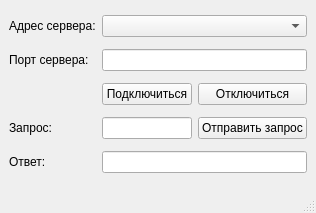
Old version of the form modbustcpclient.ui in the repository DenJonson/modbusTCP-client_qt.
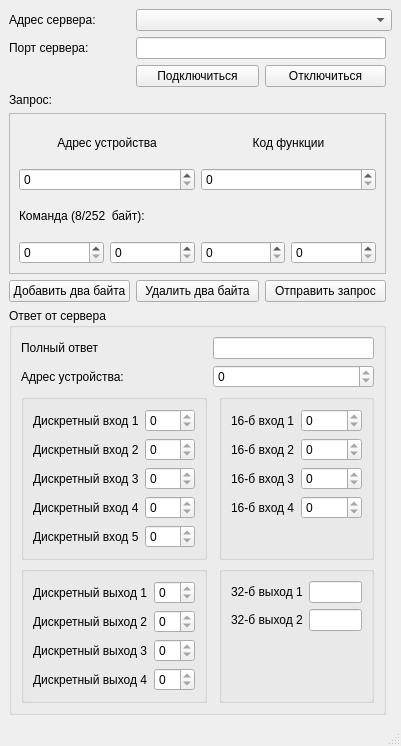
New version of the form.

Commit message: Add server readOnly UI + ui for custom command

Diff of the .ui file:
```diff
--- a/modbustcpclient.ui
+++ b/modbustcpclient.ui
@@ -6,8 +6,8 @@
    <rect>
     <x>0</x>
     <y>0</y>
-    <width>316</width>
-    <height>213</height>
+    <width>401</width>
+    <height>746</height>
    </rect>
   </property>
   <property name="windowTitle">
@@ -15,15 +15,6 @@
   </property>
   <widget class="QWidget" name="centralwidget">
    <layout class="QGridLayout" name="gridLayout">
-    <item row="1" column="1" colspan="2">
-     <widget class="QLineEdit" name="lePort"/>
-    </item>
-    <item row="3" column="1">
-     <widget class="QLineEdit" name="leRequest"/>
-    </item>
-    <item row="0" column="1" colspan="2">
-     <widget class="QComboBox" name="cbHostName"/>
-    </item>
     <item row="1" column="0">
      <widget class="QLabel" name="label_2">
       <property name="text">
@@ -31,13 +22,6 @@
       </property>
      </widget>
     </item>
-    <item row="3" column="2">
-     <widget class="QPushButton" name="pbSendRequest">
-      <property name="text">
-       <string>Отправить запрос</string>
-      </property>
-     </widget>
-    </item>
     <item row="0" column="0">
      <widget class="QLabel" name="label">
       <property name="text">
@@ -45,26 +29,8 @@
       </property>
      </widget>
     </item>
-    <item row="3" column="0">
-     <widget class="QLabel" name="label_3">
-      <property name="text">
-       <string>Запрос:</string>
-      </property>
-     </widget>
-    </item>
-    <item row="4" column="0">
-     <widget class="QLabel" name="label_4">
-      <property name="text">
-       <string>Ответ:</string>
-      </property>
-     </widget>
-    </item>
-    <item row="2" column="2">
-     <widget class="QPushButton" name="pbQuit">
-      <property name="text">
-       <string>Отключиться</string>
-      </property>
-     </widget>
+    <item row="0" column="1" colspan="3">
+     <widget class="QComboBox" name="cbHostName"/>
     </item>
     <item row="2" column="1">
      <widget class="QPushButton" name="pbConnect">
@@ -73,8 +39,411 @@
       </property>
      </widget>
     </item>
-    <item row="4" column="1" colspan="2">
-     <widget class="QLineEdit" name="leResponse"/>
+    <item row="5" column="2">
+     <widget class="QPushButton" name="pbSendRequest">
+      <property name="text">
+       <string>Отправить запрос</string>
+      </property>
+     </widget>
+    </item>
+    <item row="2" column="2">
+     <widget class="QPushButton" name="pbQuit">
+      <property name="text">
+       <string>Отключиться</string>
+      </property>
+     </widget>
+    </item>
+    <item row="1" column="1" colspan="2">
+     <widget class="QLineEdit" name="lePort"/>
+    </item>
+    <item row="6" column="0" colspan="3">
+     <widget class="QGroupBox" name="formGroupBox">
+      <property name="enabled">
+       <bool>true</bool>
+      </property>
+      <property name="title">
+       <string>Ответ от сервера</string>
+      </property>
+      <layout class="QGridLayout" name="gridLayout_3">
+       <item row="1" column="0">
+        <widget class="QLabel" name="label_20">
+         <property name="text">
+          <string>Адрес устройства:</string>
+         </property>
+        </widget>
+       </item>
+       <item row="2" column="1">
+        <spacer name="horizontalSpacer">
+         <property name="orientation">
+          <enum>Qt::Horizontal</enum>
+         </property>
+         <property name="sizeHint" stdset="0">
+          <size>
+           <width>40</width>
+           <height>20</height>
+          </size>
+         </property>
+        </spacer>
+       </item>
+       <item row="2" column="2">
+        <widget class="QGroupBox" name="formGroupBox_3">
+         <layout class="QFormLayout" name="formLayout">
+          <item row="0" column="0">
+           <widget class="QLabel" name="label_10">
+            <property name="text">
+             <string>16-б вход 1</string>
+            </property>
+           </widget>
+          </item>
+          <item row="3" column="0">
+           <widget class="QLabel" name="label_11">
+            <property name="text">
+             <string>16-б вход 4</string>
+            </property>
+           </widget>
+          </item>
+          <item row="1" column="0">
+           <widget class="QLabel" name="label_12">
+            <property name="text">
+             <string>16-б вход 2</string>
+            </property>
+           </widget>
+          </item>
+          <item row="2" column="0">
+           <widget class="QLabel" name="label_13">
+            <property name="text">
+             <string>16-б вход 3</string>
+            </property>
+           </widget>
+          </item>
+          <item row="0" column="1">
+           <widget class="QSpinBox" name="sbDIn0">
+            <property name="readOnly">
+             <bool>true</bool>
+            </property>
+            <property name="maximum">
+             <number>0</number>
+            </property>
+            <property name="value">
+             <number>0</number>
+            </property>
+           </widget>
+          </item>
+          <item row="1" column="1">
+           <widget class="QSpinBox" name="sbDIn1">
+            <property name="readOnly">
+             <bool>true</bool>
+            </property>
+           </widget>
+          </item>
+          <item row="2" column="1">
+           <widget class="QSpinBox" name="sbDIn2">
+            <property name="readOnly">
+             <bool>true</bool>
+            </property>
+           </widget>
+          </item>
+          <item row="3" column="1">
+           <widget class="QSpinBox" name="sbDIn3">
+            <property name="readOnly">
+             <bool>true</bool>
+            </property>
+           </widget>
+          </item>
+         </layout>
+        </widget>
+       </item>
+       <item row="1" column="1" colspan="2">
+        <widget class="QSpinBox" name="sbUnitId">
+         <property name="readOnly">
+          <bool>true</bool>
+         </property>
+         <property name="maximum">
+          <number>255</number>
+         </property>
+        </widget>
+       </item>
+       <item row="2" column="0">
+        <widget class="QGroupBox" name="formGroupBox_4">
+         <layout class="QFormLayout" name="formLayout_2">
+          <item row="0" column="0">
+           <widget class="QLabel" name="label_5">
+            <property name="text">
+             <string>Дискретный вход 1</string>
+            </property>
+           </widget>
+          </item>
+          <item row="1" column="0">
+           <widget class="QLabel" name="label_16">
+            <property name="text">
+             <string>Дискретный вход 2</string>
+            </property>
+           </widget>
+          </item>
+          <item row="2" column="0">
+           <widget class="QLabel" name="label_17">
+            <property name="text">
+             <string>Дискретный вход 3</string>
+            </property>
+           </widget>
+          </item>
+          <item row="3" column="0">
+           <widget class="QLabel" name="label_18">
+            <property name="text">
+             <string>Дискретный вход 4</string>
+            </property>
+           </widget>
+          </item>
+          <item row="4" column="0">
+           <widget class="QLabel" name="label_19">
+            <property name="text">
+             <string>Дискретный вход 5</string>
+            </property>
+           </widget>
+          </item>
+          <item row="0" column="1">
+           <widget class="QSpinBox" name="spinbDIn0">
+            <property name="readOnly">
+             <bool>true</bool>
+            </property>
+           </widget>
+          </item>
+          <item row="1" column="1">
+           <widget class="QSpinBox" name="spinbDIn1">
+            <property name="readOnly">
+             <bool>true</bool>
+            </property>
+           </widget>
+          </item>
+          <item row="2" column="1">
+           <widget class="QSpinBox" name="spinbDIn2">
+            <property name="readOnly">
+             <bool>true</bool>
+            </property>
+           </widget>
+          </item>
+          <item row="3" column="1">
+           <widget class="QSpinBox" name="spinbDIn3">
+            <property name="readOnly">
+             <bool>true</bool>
+            </property>
+           </widget>
+          </item>
+          <item row="4" column="1">
+           <widget class="QSpinBox" name="spinbDIn4">
+            <property name="readOnly">
+             <bool>true</bool>
+            </property>
+           </widget>
+          </item>
+         </layout>
+        </widget>
+       </item>
+       <item row="3" column="0">
+        <widget class="QGroupBox" name="groupBox">
+         <layout class="QFormLayout" name="formLayout_3">
+          <item row="0" column="0">
+           <widget class="QLabel" name="label_6">
+            <property name="text">
+             <string>Дискретный выход 1</string>
+            </property>
+           </widget>
+          </item>
+          <item row="1" column="0">
+           <widget class="QLabel" name="label_7">
+            <property name="text">
+             <string>Дискретный выход 2</string>
+            </property>
+           </widget>
+          </item>
+          <item row="2" column="0">
+           <widget class="QLabel" name="label_8">
+            <property name="text">
+             <string>Дискретный выход 3</string>
+            </property>
+           </widget>
+          </item>
+          <item row="3" column="0">
+           <widget class="QLabel" name="label_9">
+            <property name="text">
+             <string>Дискретный выход 4</string>
+            </property>
+           </widget>
+          </item>
+          <item row="0" column="1">
+           <widget class="QSpinBox" name="sbDOut0">
+            <property name="readOnly">
+             <bool>true</bool>
+            </property>
+           </widget>
+          </item>
+          <item row="1" column="1">
+           <widget class="QSpinBox" name="sbDOut1">
+            <property name="readOnly">
+             <bool>true</bool>
+            </property>
+           </widget>
+          </item>
+          <item row="2" column="1">
+           <widget class="QSpinBox" name="sbDOut2">
+            <property name="readOnly">
+             <bool>true</bool>
+            </property>
+           </widget>
+          </item>
+          <item row="3" column="1">
+           <widget class="QSpinBox" name="sbDOut3">
+            <property name="readOnly">
+             <bool>true</bool>
+            </property>
+           </widget>
+          </item>
+         </layout>
+        </widget>
+       </item>
+       <item row="3" column="2">
+        <widget class="QGroupBox" name="formGroupBox_2">
+         <layout class="QFormLayout" name="formLayout_4">
+          <item row="0" column="0">
+           <widget class="QLabel" name="label_14">
+            <property name="text">
+             <string>32-б выход 1</string>
+            </property>
+           </widget>
+          </item>
+          <item row="1" column="0">
+           <widget class="QLabel" name="label_15">
+            <property name="text">
+             <string>32-б выход 2</string>
+            </property>
+           </widget>
+          </item>
+          <item row="0" column="1">
+           <widget class="QLineEdit" name="leQOut0">
+            <property name="readOnly">
+             <bool>true</bool>
+            </property>
+           </widget>
+          </item>
+          <item row="1" column="1">
+           <widget class="QLineEdit" name="leQOut1">
+            <property name="readOnly">
+             <bool>true</bool>
+            </property>
+           </widget>
+          </item>
+         </layout>
+        </widget>
+       </item>
+       <item row="0" column="0">
+        <widget class="QLabel" name="label_22">
+         <property name="text">
+          <string>Полный ответ</string>
+         </property>
+        </widget>
+       </item>
+       <item row="0" column="1" colspan="2">
+        <widget class="QLineEdit" name="leResponse">
+         <property name="readOnly">
+          <bool>true</bool>
+         </property>
+        </widget>
+       </item>
+      </layout>
+     </widget>
+    </item>
+    <item row="5" column="0">
+     <widget class="QPushButton" name="pbAddByte">
+      <property name="text">
+       <string>Добавить два байта</string>
+      </property>
+     </widget>
+    </item>
+    <item row="3" column="0" colspan="3">
+     <widget class="QLabel" name="label_3">
+      <property name="text">
+       <string>Запроc:</string>
+      </property>
+     </widget>
+    </item>
+    <item row="4" column="0" colspan="3">
+     <widget class="QScrollArea" name="scrollArea">
+      <property name="widgetResizable">
+       <bool>true</bool>
+      </property>
+      <widget class="QWidget" name="scrollAreaWidgetContents">
+       <property name="geometry">
+        <rect>
+         <x>0</x>
+         <y>0</y>
+         <width>356</width>
+         <height>127</height>
+        </rect>
+       </property>
+       <layout class="QVBoxLayout" name="verticalLayout">
+        <item>
+         <layout class="QGridLayout" name="glReqiestContainer">
+          <item row="3" column="2">
+           <widget class="QSpinBox" name="sbCommand2"/>
+          </item>
+          <item row="3" column="0">
+           <widget class="QSpinBox" name="sbCommand0"/>
+          </item>
+          <item row="3" column="1">
+           <widget class="QSpinBox" name="sbCommand1"/>
+          </item>
+          <item row="3" column="3">
+           <widget class="QSpinBox" name="sbCommand3"/>
+          </item>
+          <item row="1" column="2" colspan="2">
+           <widget class="QSpinBox" name="sbFuncCode"/>
+          </item>
+          <item row="1" column="0" colspan="2">
+           <widget class="QSpinBox" name="sbUnitIdOut">
+            <property name="maximum">
+             <number>255</number>
+            </property>
+           </widget>
+          </item>
+          <item row="0" column="0" colspan="2">
+           <widget class="QLabel" name="label_4">
+            <property name="text">
+             <string>Адрес устройства</string>
+            </property>
+            <property name="alignment">
+             <set>Qt::AlignCenter</set>
+            </property>
+           </widget>
+          </item>
+          <item row="0" column="2" colspan="2">
+           <widget class="QLabel" name="label_21">
+            <property name="text">
+             <string>Код функции</string>
+            </property>
+            <property name="alignment">
+             <set>Qt::AlignCenter</set>
+            </property>
+           </widget>
+          </item>
+          <item row="2" column="0" colspan="4">
+           <widget class="QLabel" name="lbCommand">
+            <property name="text">
+             <string>Команда (8/252  байт):</string>
+            </property>
+           </widget>
+          </item>
+         </layout>
+        </item>
+       </layout>
+      </widget>
+     </widget>
+    </item>
+    <item row="5" column="1">
+     <widget class="QPushButton" name="pbDelByte">
+      <property name="text">
+       <string>Удалить два байта</string>
+      </property>
+     </widget>
     </item>
    </layout>
   </widget>
```
Left out of the diff: 2 changed lines with no effect on the pictures. The commit also changes 2 other files.
